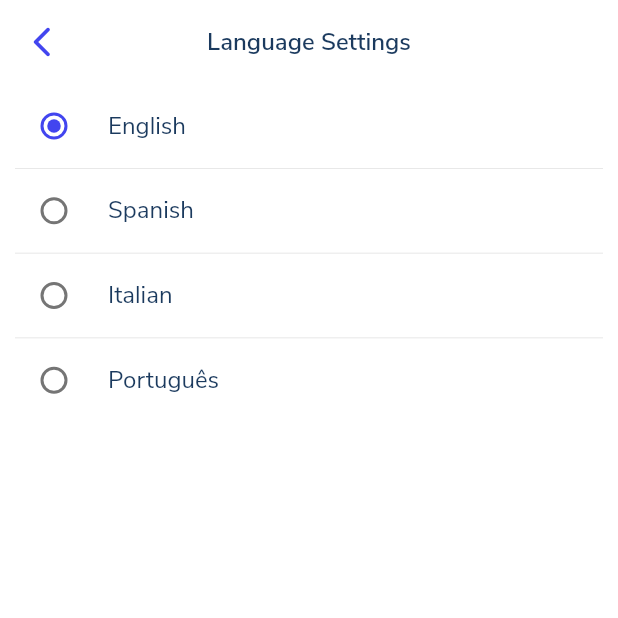
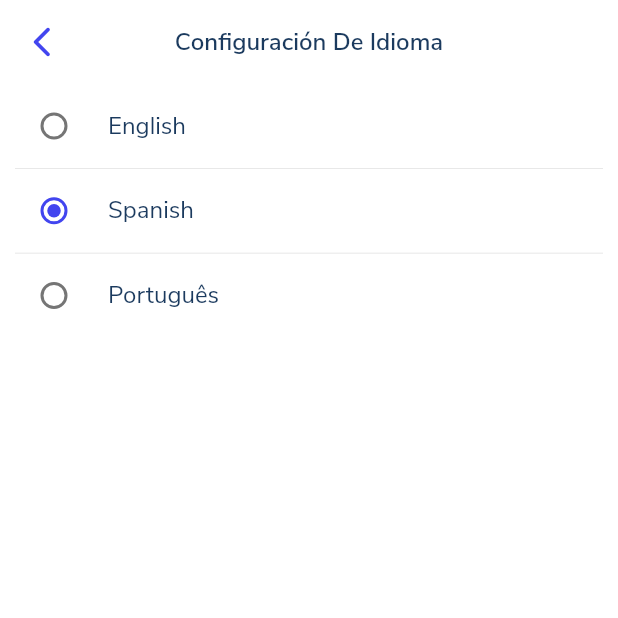
Before and after one commit to aipetto/aipetto-mobile-app, a Flutter app: the ChangeLanguagePage screen opened by its route, after a tap on "Spanish", on a phone screen of 412 x 824 dp, the top half of it. Run offline on Flutter 3.47's test engine with Material 2 defaults, Android fonts, the phone set to English and light mode, and no system bars; our stand-ins replace bloc, cached_network_image, dots_indicator, easy_localization, equatable, flutter_bloc and 6 more; accounts and stored records are empty.

```diff
--- a/lib/data/pref_manager.dart
+++ b/lib/data/pref_manager.dart
@@ -3,6 +3,7 @@ import 'package:shared_preferences/shared_preferences.dart';
 class Prefs {
   static const String DARKTHEME = "dark_theme";
   static const String LANGUAGE = "language";
+  static const String LANGUAGE_REGION = "language_region";
 
   static SharedPreferences _prefs;
   static Map<String, dynamic> _memoryPrefs = Map<String, dynamic>();
--- a/lib/pages/home/home_page.dart
+++ b/lib/pages/home/home_page.dart
@@ -94,7 +94,8 @@ class _HomePageState extends State<HomePage>
                           children: <Widget>[
                             SectionHeaderWidget(
                               title: 'your_prescriptions'.tr(),
-                              onPressed: () {},
+                              onPressed: () => Navigator.pushNamed(
+                                  context, Routes.banking),
                             ),
                             TestAndPrescriptionCardWidget(
                               title: 'Tuberculosis ${'recipe'.tr()}',
@@ -104,7 +105,8 @@ class _HomePageState extends State<HomePage>
                             //test results
                             SectionHeaderWidget(
                               title: 'test_results'.tr(),
-                              onPressed: () {},
+                              onPressed: () => Navigator.pushNamed(
+                                  context, Routes.saloon),
                             ),
                             TestAndPrescriptionCardWidget(
                               title: 'Monthly Medical Check Up',
--- a/lib/pages/language/change_laguage_page.dart
+++ b/lib/pages/language/change_laguage_page.dart
@@ -42,27 +42,29 @@ class _ChangeLanguagePageState extends State<ChangeLanguagePage> {
       case 0:
         _language = Language.english;
         Prefs.setString(Prefs.LANGUAGE, 'en');
+        Prefs.setString(Prefs.LANGUAGE_REGION, 'US');
         break;
 
       case 1:
         _language = Language.spanish;
         Prefs.setString(Prefs.LANGUAGE, 'es');
+        Prefs.setString(Prefs.LANGUAGE_REGION, 'ES');
         break;
 
-      case 2:
+      /*case 2:
         _language = Language.italian;
         Prefs.setString(Prefs.LANGUAGE, 'it');
-        break;
+        Prefs.setString(Prefs.LANGUAGE_REGION, 'IT');
+        break;*/
 
       case 3:
         _language = Language.portuguese;
         Prefs.setString(Prefs.LANGUAGE, 'pt');
+        Prefs.setString(Prefs.LANGUAGE_REGION, 'PT');
         break;
     }
-    /*EasyLocalization.of(context).locale =
-        EasyLocalization.of(context).supportedLocales[index];*/
-
-    print("language" + _language.toString());
+    //print("language" + _language.toString());
+    context.setLocale(Locale(Prefs.getString(Prefs.LANGUAGE), Prefs.getString(Prefs.LANGUAGE_REGION)));
   }
 
   @override
@@ -95,7 +97,7 @@ class _ChangeLanguagePageState extends State<ChangeLanguagePage> {
               groupValue: _language,
               title: Text('spanish'.tr()),
             ),
-            Divider(
+           /* Divider(
               height: 0.5,
               indent: 10,
               endIndent: 10,
@@ -105,7 +107,7 @@ class _ChangeLanguagePageState extends State<ChangeLanguagePage> {
               onChanged: (value) => _changeLanguage(2),
               groupValue: _language,
               title: Text('italian'.tr()),
-            ),
+            ),*/
             Divider(
               height: 0.5,
               indent: 10,
--- a/lib/pages/splash_page.dart
+++ b/lib/pages/splash_page.dart
@@ -18,7 +18,7 @@ class _SplashPageState extends State<SplashPage> {
   @override
   void initState() {
     super.initState();
-    Timer(Duration(seconds: 3), () => {_loadScreen()});
+    Timer(Duration(seconds: 1), () => {_loadScreen()});
   }
 
   _loadScreen() async {
@@ -27,11 +27,11 @@ class _SplashPageState extends State<SplashPage> {
         theme: Prefs.getBool(Prefs.DARKTHEME, def: false)
             ? AppTheme.DarkTheme
             : AppTheme.LightTheme));
-    //Navigator.of(context).pushReplacementNamed(Routes.login);
+    Navigator.of(context).pushReplacementNamed(Routes.login);
     // TODO mix/use resources from banking layout
     // Navigator.of(context).pushReplacementNamed(Routes.banking);
     // TODO mix/use resources from hair saloon layout
-    Navigator.of(context).pushReplacementNamed(Routes.saloon);
+    //Navigator.of(context).pushReplacementNamed(Routes.saloon);
   }
 
   @override
```
Also changed, not shown: lib/main.dart (+5 -10 lines).
